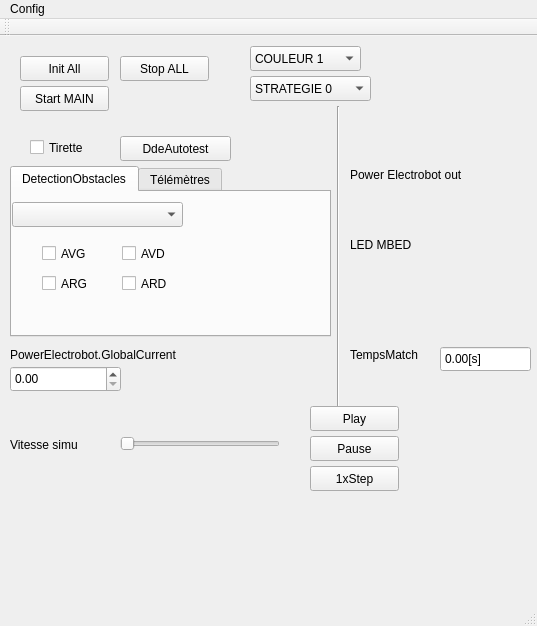
Qt form PluginModules/Simulia/ihm_Simulia.ui (CRLG/LABOTBOX) before a commit.
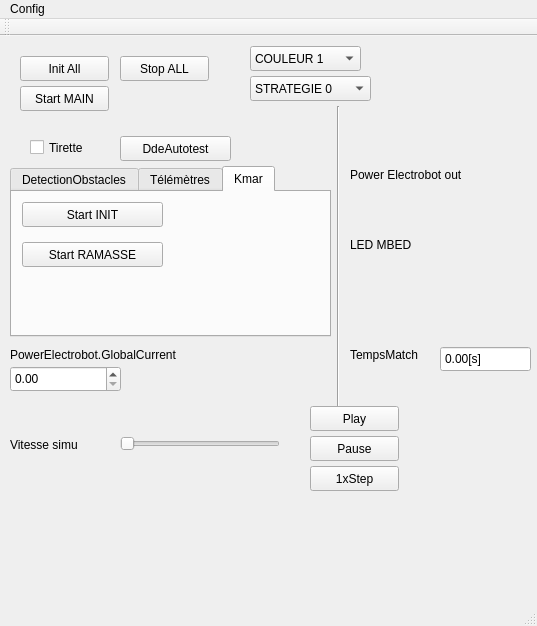
The same form after that commit. The open tabs and pages were chosen to show the change. Custom widgets are drawn as their Qt base class.

Commit message: #63 Version initiale du Kmar simulé

Diff of the .ui file:
```diff
--- a/PluginModules/Simulia/ihm_Simulia.ui
+++ b/PluginModules/Simulia/ihm_Simulia.ui
@@ -806,6 +806,37 @@
       </property>
      </widget>
     </widget>
+    <widget class="QWidget" name="tab_kmar">
+     <attribute name="title">
+      <string>Kmar</string>
+     </attribute>
+     <widget class="QPushButton" name="dde_kmar_init_position">
+      <property name="geometry">
+       <rect>
+        <x>10</x>
+        <y>10</y>
+        <width>141</width>
+        <height>25</height>
+       </rect>
+      </property>
+      <property name="text">
+       <string>Start INIT</string>
+      </property>
+     </widget>
+     <widget class="QPushButton" name="dde_kmar_ramasse">
+      <property name="geometry">
+       <rect>
+        <x>10</x>
+        <y>50</y>
+        <width>141</width>
+        <height>25</height>
+       </rect>
+      </property>
+      <property name="text">
+       <string>Start RAMASSE</string>
+      </property>
+     </widget>
+    </widget>
    </widget>
    <widget class="QComboBox" name="CouleurEquipe">
     <property name="geometry">
```
The commit also changes 7 other files.
